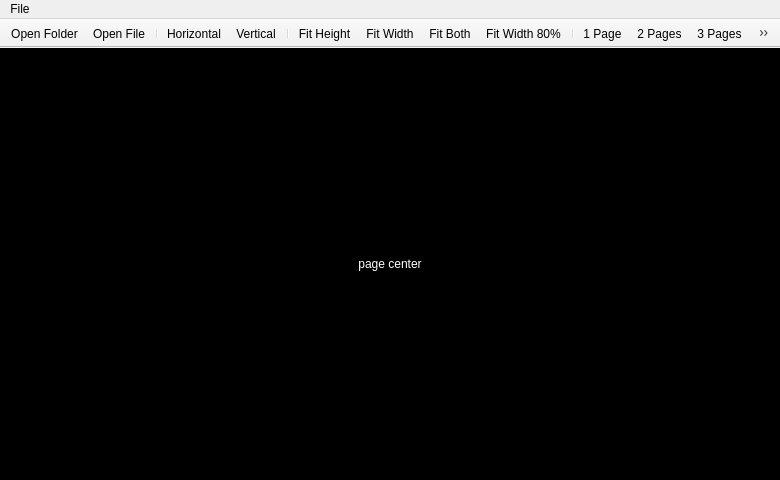
This is uis/reader_window.ui in freedy82/Comic-Toolbox as Qt 5 draws it before an edit. The edited form follows.
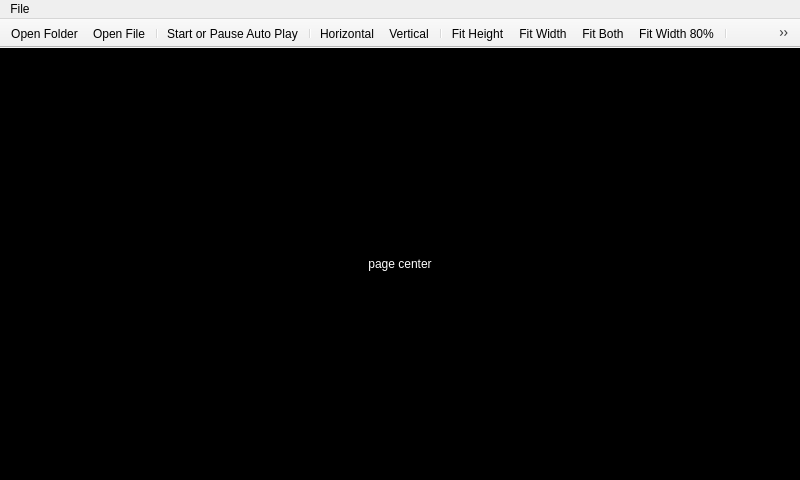
This is the edited form. Icons and pictures are not drawn.

Commit message: Add auto play for Reader

What changed in the file:
```diff
--- a/uis/reader_window.ui
+++ b/uis/reader_window.ui
@@ -9,7 +9,7 @@
    <rect>
     <x>0</x>
     <y>0</y>
-    <width>780</width>
+    <width>800</width>
     <height>480</height>
    </rect>
   </property>
@@ -68,7 +68,7 @@
         <rect>
          <x>0</x>
          <y>0</y>
-         <width>780</width>
+         <width>800</width>
          <height>425</height>
         </rect>
        </property>
@@ -199,7 +199,7 @@
     <rect>
      <x>0</x>
      <y>0</y>
-     <width>780</width>
+     <width>800</width>
      <height>21</height>
     </rect>
    </property>
@@ -245,6 +245,8 @@
    <addaction name="actionFileOpenFolder"/>
    <addaction name="actionFileOpenFile"/>
    <addaction name="separator"/>
+   <addaction name="actionAutoPlay"/>
+   <addaction name="separator"/>
    <addaction name="actionScrollFlowLeftRight"/>
    <addaction name="actionScrollFlowUpDown"/>
    <addaction name="separator"/>
@@ -538,6 +540,18 @@
     <string>Display bookmark list</string>
    </property>
   </action>
+  <action name="actionAutoPlay">
+   <property name="icon">
+    <iconset resource="resources.qrc">
+     <normaloff>:/icon/play</normaloff>:/icon/play</iconset>
+   </property>
+   <property name="text">
+    <string>Start or Pause Auto Play</string>
+   </property>
+   <property name="toolTip">
+    <string>Start or Pause Auto Play (k)</string>
+   </property>
+  </action>
  </widget>
  <resources>
   <include location="resources.qrc"/>
```
Left out of the diff: 2 changed lines with no effect on the pictures. The commit also changes 26 other files.
